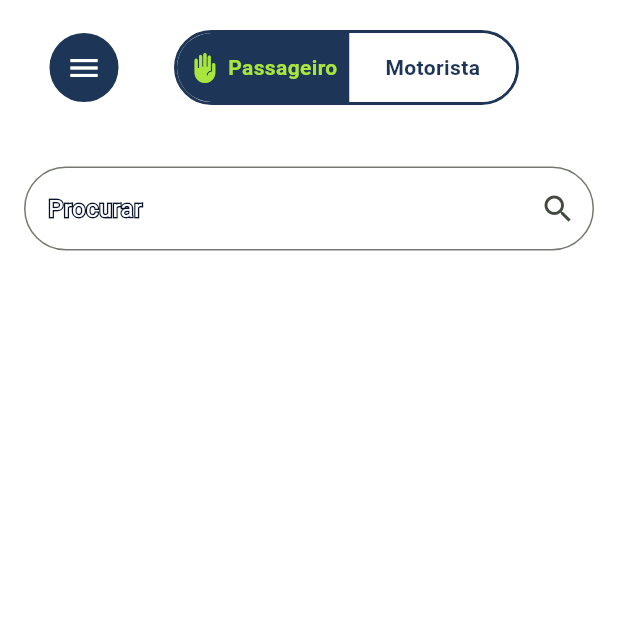
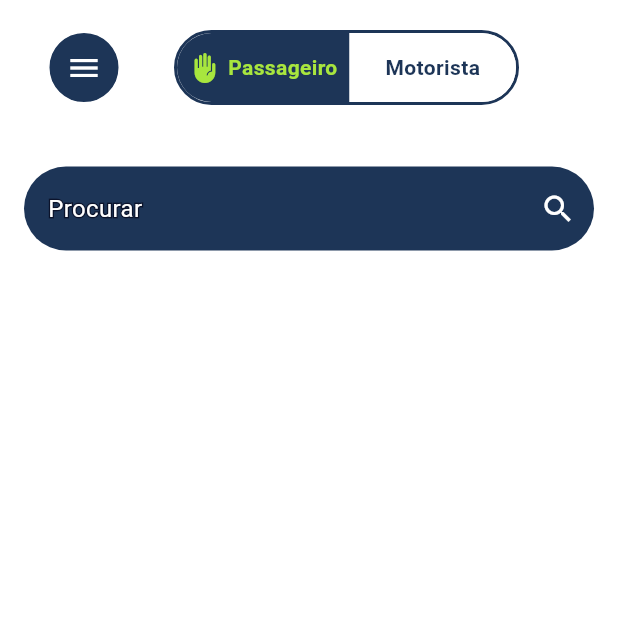
Before and after one commit to juu-marrtins/rotafy-flutter, a Flutter app: the PassangerHomePage screen opened directly, after a tap on "Passageiro", on a phone screen of 412 x 824 dp, the top half of it. Run offline on Flutter 3.47's test engine with Material 3 defaults, Android fonts, the phone set to English and light mode, and no system bars; our stand-ins replace shared_preferences; accounts and stored records are empty; network calls fail.

Commit message:
fixx(frontend): fix some widgets and add some funcionality in search

```diff
--- a/lib/Widgets/search.dart
+++ b/lib/Widgets/search.dart
@@ -1,14 +1,20 @@
 import 'package:flutter/material.dart';
 
 class Search extends StatelessWidget {
-  const Search({super.key});
+  final Function(String) onChanged;
+
+  const Search({super.key, required this.onChanged});
 
   @override
   Widget build(BuildContext context) {
     return Padding(
       padding: const EdgeInsets.all(16),
       child: TextField(
+        onChanged: onChanged,
+        cursorColor: Colors.white,
         decoration: InputDecoration(
+          filled: true,
+          fillColor: const Color(0xFF1D3557),
           hint: Stack(
             children: [
               Text(
@@ -30,9 +36,10 @@ class Search extends StatelessWidget {
               ),
             ],
           ),
-          suffixIcon: const Icon(Icons.search),
+          suffixIcon: const Icon(Icons.search, color: Colors.white),
           border: OutlineInputBorder(
             borderRadius: BorderRadius.circular(30),
+            borderSide: BorderSide.none,
           ),
         ),
         style: const TextStyle(color: Colors.white),
--- a/lib/passanger_home_page.dart
+++ b/lib/passanger_home_page.dart
@@ -23,7 +23,7 @@ class _PassangerHomePageState extends State<PassangerHomePage> {
     _fetchRides();
   }
 
-  Future<void> _fetchRides() async {
+  Future<void> _fetchRides({String? search}) async {
     try {
       final prefs = await SharedPreferences.getInstance();
       final token = prefs.getString('token');
@@ -32,12 +32,13 @@ class _PassangerHomePageState extends State<PassangerHomePage> {
         throw Exception('Token não encontrado');
       }
 
-      final url = Uri.parse('http://localhost:8000/api/races').replace(
-        queryParameters: {
-          'per_page': '15',
-          'page': '1',
-        },
-      );
+      final params = {
+        'per_page': '15',
+        'page': '1',
+        'search': search ?? '',
+      };
+
+      final url = Uri.http('localhost:8000', '/api/races', params);
 
       final response = await http.get(
         url,
@@ -60,7 +61,8 @@ class _PassangerHomePageState extends State<PassangerHomePage> {
         Navigator.of(context).pushReplacementNamed('/login');
       } else {
         final errorBody = jsonDecode(response.body);
-        errorMessage = 'Erro ${response.statusCode}: ${errorBody['message'] ?? 'Erro desconhecido'}';
+        errorMessage =
+            'Erro ${response.statusCode}: ${errorBody['message'] ?? 'Erro desconhecido'}';
       }
     } catch (e) {
       errorMessage = 'Erro de conexão: $e';
@@ -86,7 +88,11 @@ class _PassangerHomePageState extends State<PassangerHomePage> {
               ),
             ),
             const SizedBox(height: 25),
-            const Search(),
+            Search(
+              onChanged: (text) {
+                _fetchRides(search: text);
+              },
+            ),
             Expanded(
               child: ListView.builder(
                 padding: const EdgeInsets.all(16),
@@ -138,8 +144,18 @@ class _PassangerHomePageState extends State<PassangerHomePage> {
                       ),
                     ),
                     Text(
-                      ride['driver_type'],
+                      ride['driver_title'],
                       style: const TextStyle(color: Color(0xFF0B132B)),
+                    ),
+
+                    // PREÇO AQUI
+                    Text(
+                      "R\$ ${ride['value']}",
+                      style: const TextStyle(
+                        fontWeight: FontWeight.bold,
+                        fontSize: 15,
+                        color: Color(0xFF1D3557),
+                      ),
                     ),
                   ],
                 ),
--- a/lib/register_page.dart
+++ b/lib/register_page.dart
@@ -2,7 +2,6 @@ import 'dart:convert';
 import 'package:flutter/material.dart';
 import 'package:rotafy/login_page.dart';
 import 'package:rotafy/Widgets/combine_confirme_chegue.dart';
-import 'package:shared_preferences/shared_preferences.dart';
 import 'package:http/http.dart' as http;
 
 class RegisterPage extends StatefulWidget {
```
Also changed, not shown: lib/Widgets/driver_or_passanger.dart (+29 -6 lines), lib/driver_home_page.dart (+20 -11 lines).
